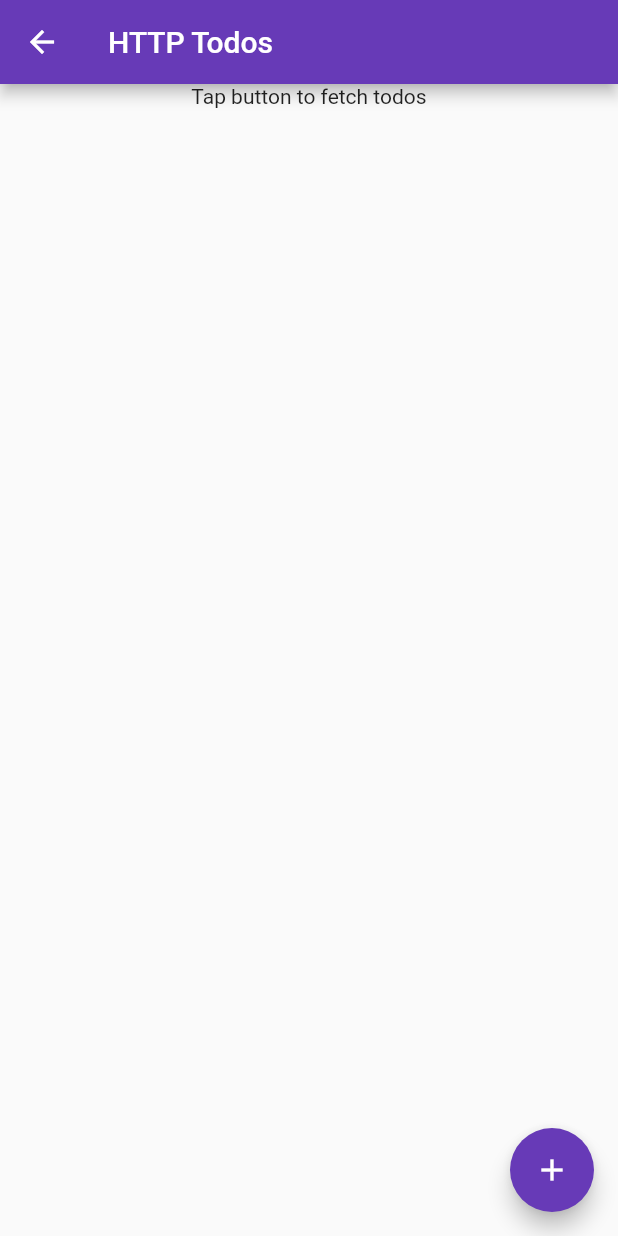
After one commit to is767-1-2022/winai, a Flutter app: the SeventhPage screen opened by its route, on a phone screen of 412 x 824 dp. The commit adds this screen. Run offline on Flutter 3.47's test engine with Material 2 defaults, Android fonts, the phone set to English and light mode, and no system bars.

Commit message:
HTTP todos

```diff
--- a/first_app/lib/main.dart
+++ b/first_app/lib/main.dart
@@ -1,3 +1,4 @@
+import 'package:first_app/pages/seventh_page.dart';
 import 'package:flutter/material.dart';
 import 'package:provider/provider.dart';
 
@@ -38,6 +39,7 @@ class MyApp extends StatelessWidget {
         '/4': (context) => FourthPage(),
         '/5': (context) => FifthPage(),
         '/6': (context) => SixthPage(),
+        '/7': (context) => SeventhPage(),
       },
     );
   }
--- a/first_app/lib/pages/fifth_page.dart
+++ b/first_app/lib/pages/fifth_page.dart
@@ -15,6 +15,7 @@ class _FifthPageState extends State<FifthPage> {
   late String _password;
 
   bool _hidePassword = true;
+  MainAxisAlignment _buttonAlignment = MainAxisAlignment.center;
 
   @override
   Widget build(BuildContext context) {
--- a/first_app/lib/pages/first_page.dart
+++ b/first_app/lib/pages/first_page.dart
@@ -26,7 +26,7 @@ class FirstPage extends StatelessWidget {
       ),
       body: GridView.count(
         crossAxisCount: 2,
-        children: List.generate(6, (index) {
+        children: List.generate(7, (index) {
           return InkWell(
             onTap: () {
               if (index == 0) {
--- /dev/null
+++ b/first_app/lib/pages/seventh_page.dart
@@ -0,0 +1,133 @@
+import 'dart:async';
+import 'dart:convert';
+
+import 'package:flutter/material.dart';
+import 'package:http/http.dart';
+
+class SeventhPage extends StatefulWidget {
+  @override
+  State<SeventhPage> createState() => _SeventhPageState();
+}
+
+class _SeventhPageState extends State<SeventhPage> {
+  List<Todo> todos = List.empty();
+  bool isLoading = false;
+
+  TodoController contoller = TodoController(HttpServices());
+
+  void initState() {
+    super.initState();
+    contoller.onSync.listen((bool synState) => setState(() {
+          isLoading = synState;
+        }));
+  }
+
+  void _getTodos() async {
+    var newTodos = await contoller.fetchTodos();
+    setState(() => todos = newTodos);
+  }
+
+  Widget get body => isLoading
+      ? CircularProgressIndicator()
+      : ListView.builder(
+          itemCount: !todos.isEmpty ? todos.length : 1,
+          itemBuilder: (context, index) {
+            if (!todos.isEmpty) {
+              return CheckboxListTile(
+                onChanged: (value) {
+                  setState(() => todos[index].completed = value!);
+                },
+                value: todos[index].completed,
+                title: Text(todos[index].title),
+              );
+            } else {
+              return Column(
+                mainAxisAlignment: MainAxisAlignment.center,
+                children: [
+                  Text('Tap button to fetch todos'),
+                ],
+              );
+            }
+          });
+
+  @override
+  Widget build(BuildContext context) {
+    return Scaffold(
+      appBar: AppBar(
+        title: Text("HTTP Todos"),
+      ),
+      body: Center(
+        child: body,
+      ),
+      floatingActionButton: FloatingActionButton(
+        onPressed: () => _getTodos(),
+        child: Icon(Icons.add),
+      ),
+    );
+  }
+}
+
+class Todo {
+  final int userId;
+  final int id;
+  final String title;
+  bool completed;
+
+  Todo(this.userId, this.id, this.title, this.completed);
+
+  factory Todo.fromJson(Map<String, dynamic> json) {
+    return Todo(
+      json['userId'] as int,
+      json['id'] as int,
+      json['title'] as String,
+      json['completed'] as bool,
+    );
+  }
+}
+
+class AllTodos {
+  final List<Todo> todos;
+
+  AllTodos(this.todos);
+
+  factory AllTodos.fromJson(List<dynamic> json) {
+    List<Todo> todos;
+
+    todos = json.map((item) => Todo.fromJson(item)).toList();
+
+    return AllTodos(todos);
+  }
+}
+
+class HttpServices {
+  Client client = Client();
+
+  Future<List<Todo>> getTodos() async {
+    final response = await client
+        .get(Uri.parse('https://jsonplaceholder.typicode.com/todos'));
+
+    if (response.statusCode == 200) {
+      var all = AllTodos.fromJson(json.decode(response.body));
+      return all.todos;
+    } else {
+      throw Exception('Fail to load todos');
+    }
+  }
+}
+
+class TodoController {
+  final HttpServices services;
+  List<Todo> todos = List.empty();
+
+  StreamController<bool> onSyncController = StreamController();
+  Stream<bool> get onSync => onSyncController.stream;
+
+  TodoController(this.services);
+
+  Future<List<Todo>> fetchTodos() async {
+    onSyncController.add(true);
+    todos = await services.getTodos();
+    onSyncController.add(false);
+    return todos;
+  }
+}
--- a/first_app/pubspec.yaml
+++ b/first_app/pubspec.yaml
@@ -13,6 +13,7 @@ dependencies:
     sdk: flutter
   cupertino_icons: ^1.0.2
   provider: ^6.0.3
+  http: ^0.13.5
 
 dev_dependencies:
   flutter_test:
```
Also changed, not shown: first_app/pubspec.lock.
